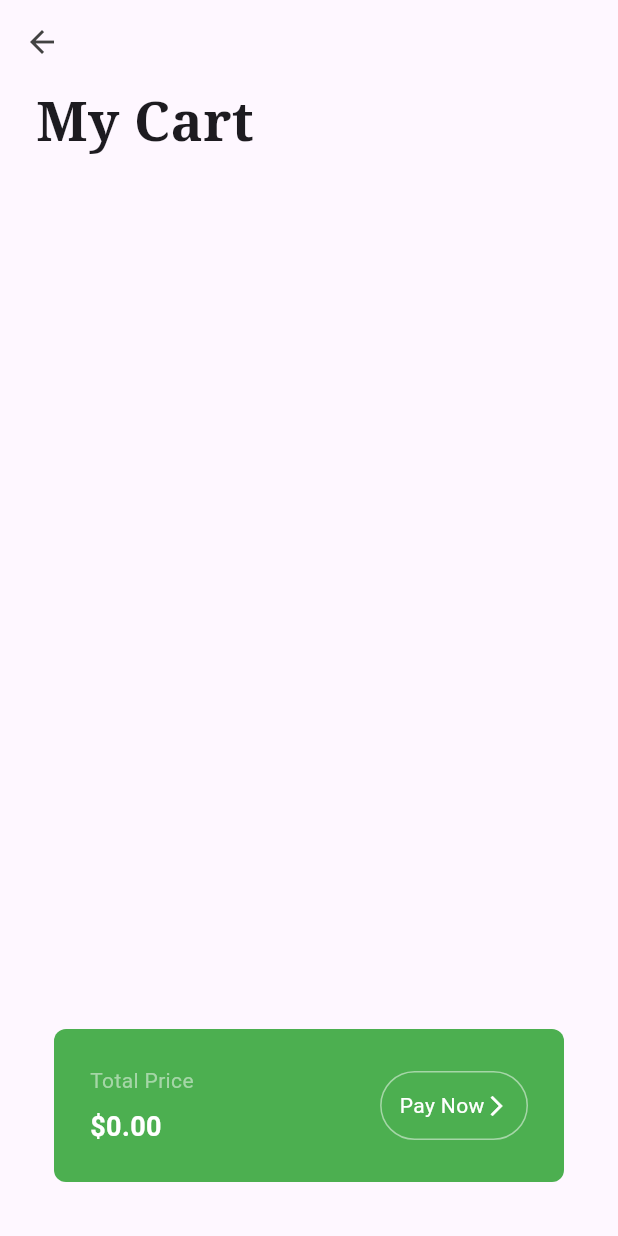
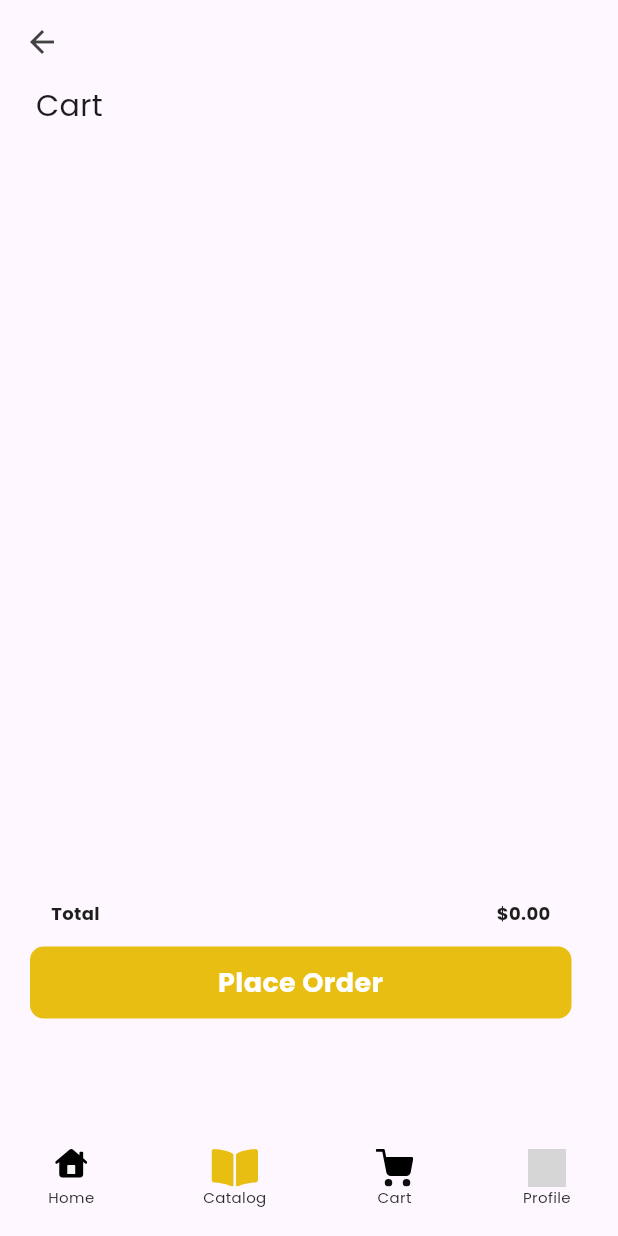
Before and after one commit to Emyeeeel/Pet-Shop-App, a Flutter app: the CartPage screen opened directly, on a phone screen of 412 x 824 dp. Run offline on Flutter 3.47's test engine with Material 3 defaults, Android fonts, the phone set to English and light mode, and no system bars; our stand-ins replace device_preview, flutter_svg, google_fonts; grey boxes are pictures that could not be loaded.

Commit message:
change the fonts to poppins

```diff
--- a/lib/screens/cart_page.dart
+++ b/lib/screens/cart_page.dart
@@ -1,11 +1,12 @@
 import 'package:flutter/material.dart';
 import 'package:google_fonts/google_fonts.dart';
+import 'package:pet_shop_app/widgets/navigation_bar.dart';
 import 'package:provider/provider.dart';
 
 import '../provider/cart_provider.dart';
 
 class CartPage extends StatelessWidget {
-  const CartPage({super.key});
+  const CartPage({Key? key}) : super(key: key);
 
   @override
   Widget build(BuildContext context) {
@@ -22,19 +23,17 @@ class CartPage extends StatelessWidget {
           return Column(
             crossAxisAlignment: CrossAxisAlignment.start,
             children: [
-              // Let's order fresh items for you
               Padding(
                 padding: EdgeInsets.symmetric(horizontal: 24.0),
                 child: Text(
-                  "My Cart",
-                  style: GoogleFonts.notoSerif(
-                    fontSize: 36,
-                    fontWeight: FontWeight.bold,
+                  'Cart',
+                  style: GoogleFonts.poppins(
+                    fontSize: 20,
+                    fontWeight: FontWeight.w400,
                   ),
+                  textAlign: TextAlign.center,
                 ),
               ),
-
-              // list view of cart
               Expanded(
                 child: Padding(
                   padding: const EdgeInsets.all(12.0),
@@ -55,11 +54,17 @@ class CartPage extends StatelessWidget {
                             ),
                             title: Text(
                               value.cartItems[index][0],
-                              style: const TextStyle(fontSize: 18),
+                              style: GoogleFonts.poppins(
+                                fontSize: 18,
+                                fontWeight: FontWeight.w400,
+                              ),
                             ),
                             subtitle: Text(
-                              '\$' + value.cartItems[index][2].toString(),
-                              style: const TextStyle(fontSize: 12),
+                              '\$${double.parse(value.cartItems[index][2].toString()).toStringAsFixed(2)}',
+                              style: GoogleFonts.poppins(
+                                fontSize: 12,
+                                fontWeight: FontWeight.w400,
+                              ),
                             ),
                             trailing: IconButton(
                               icon: const Icon(Icons.cancel),
@@ -74,66 +79,66 @@ class CartPage extends StatelessWidget {
                   ),
                 ),
               ),
-
-              // total amount + pay now
-
               Padding(
-                padding: const EdgeInsets.all(36.0),
-                child: Container(
-                  decoration: BoxDecoration(
-                    borderRadius: BorderRadius.circular(8),
-                    color: Colors.green,
-                  ),
-                  padding: const EdgeInsets.all(24),
-                  child: Row(
-                    mainAxisAlignment: MainAxisAlignment.spaceBetween,
+                padding: const EdgeInsets.fromLTRB(20, 0, 20, 0),
+                child: SizedBox(
+                  width: 361,
+                  height: 159,
+                  child: Column(
                     children: [
-                      Column(
-                        crossAxisAlignment: CrossAxisAlignment.start,
-                        children: [
-                          Text(
-                            'Total Price',
-                            style: TextStyle(color: Colors.green[200]),
-                          ),
-
-                          const SizedBox(height: 8),
-                          // total price
-                          Text(
-                            '\$${value.getTotalPrice()}',
-                            style: const TextStyle(
-                              fontSize: 18,
-                              fontWeight: FontWeight.bold,
-                              color: Colors.white,
+                      SizedBox(
+                        width: 333,
+                        height: 44,
+                        child: Row(
+                          children: [
+                            Text(
+                              'Total',
+                              style: GoogleFonts.poppins(
+                                fontSize: 12,
+                                fontWeight: FontWeight.w700,
+                                color: const Color(0xFF1D1D1B),
+                              ),
                             ),
-                          ),
-                        ],
-                      ),
-
-                      // pay now
-                      Container(
-                        decoration: BoxDecoration(
-                          border: Border.all(color: Colors.green.shade200),
-                          borderRadius: BorderRadius.circular(28),
-                        ),
-                        padding: const EdgeInsets.all(12),
-                        child: Row(
-                          children: const [
+                            const Spacer(),
                             Text(
-                              'Pay Now',
-                              style: TextStyle(color: Colors.white),
-                            ),
-                            Icon(
-                              Icons.arrow_forward_ios,
-                              size: 16,
-                              color: Colors.white,
+                              '\$${value.getTotalPrice()}',
+                              style: GoogleFonts.poppins(
+                                fontSize: 12,
+                                fontWeight: FontWeight.w700,
+                                color: const Color(0xFF1D1D1B),
+                              ),
                             ),
                           ],
                         ),
                       ),
+                      Positioned(
+                        left: 0,
+                        right: 0,
+                        bottom: 0,
+                        child: Container(
+                          width: 361,
+                          height: 48,
+                          decoration: BoxDecoration(
+                              borderRadius: BorderRadius.circular(9),
+                              color: const Color(0xFFE8BE13)),
+                          child: Center(
+                            child: Text(
+                              'Place Order',
+                              style: GoogleFonts.poppins(
+                                fontSize: 18,
+                                fontWeight: FontWeight.w700,
+                                color: const Color(0xFFFFFFFF),
+                              ),
+                              textAlign: TextAlign.center,
+                            ),
+                          ),
+                        ),
+                      )
                     ],
                   ),
                 ),
-              )
+              ),
+              const NavigationBarWidget(),
             ],
           );
         },
--- a/lib/screens/catalog_page.dart
+++ b/lib/screens/catalog_page.dart
@@ -1,7 +1,6 @@
 import 'package:flutter/material.dart';
 import 'package:google_fonts/google_fonts.dart';
 import 'package:pet_shop_app/models/catalog_models.dart';
-import 'package:pet_shop_app/screens/cart_page.dart';
 import 'package:provider/provider.dart';
 
 import '../provider/cart_provider.dart';
--- a/lib/widgets/navigation_bar.dart
+++ b/lib/widgets/navigation_bar.dart
@@ -1,10 +1,11 @@
 import 'package:flutter/material.dart';
 import 'package:flutter_svg/svg.dart';
+import 'package:google_fonts/google_fonts.dart';
 
 import '../screens/cart_page.dart';
 
 class NavigationBarWidget extends StatelessWidget {
-  const NavigationBarWidget({super.key});
+  const NavigationBarWidget({Key? key}) : super(key: key);
 
   @override
   Widget build(BuildContext context) {
@@ -12,13 +13,15 @@ class NavigationBarWidget extends StatelessWidget {
       right: 0,
       left: 0,
       top: 0,
-      child: Container(
+      child: SizedBox(
         height: 78,
         width: MediaQuery.of(context).size.width,
+        child: Padding(
+          padding: const EdgeInsets.fromLTRB(30, 20, 30, 10),
           child: Row(
             children: [
               SizedBox(
-              width: 31,
+                width: 35,
                 height: 55,
                 child: Column(
                   children: [
@@ -29,80 +32,81 @@ class NavigationBarWidget extends StatelessWidget {
                     ),
                     Text(
                       'Home',
-                    style: const TextStyle(
+                      style: GoogleFonts.poppins(
                         color: Color(0xFF2E2D2D),
-                      fontSize: 14,
-                      fontFamily: 'NATS',
+                        fontSize: 10,
                         fontWeight: FontWeight.w400,
                       ),
                     ),
                   ],
                 ),
               ),
+              const Spacer(),
               SizedBox(
-              width: 31,
+                width: 45,
                 height: 55,
                 child: Column(
                   children: [
                     SvgPicture.asset(
                       'lib/assets/catalog_svg.svg',
                       height: 25,
-                    width: 28,
+                      width: 31,
                     ),
                     Text(
                       'Catalog',
-                    style: const TextStyle(
+                      style: GoogleFonts.poppins(
                         color: Color(0xFF2E2D2D),
-                      fontSize: 14,
-                      fontFamily: 'NATS',
+                        fontSize: 10,
                         fontWeight: FontWeight.w400,
                       ),
                     ),
                   ],
                 ),
               ),
-            GestureDetector(
-              onTap: () => Navigator.push(context,
-                  MaterialPageRoute(builder: (context) => const CartPage())),
-              child: SizedBox(
-                width: 31,
+              Spacer(),
+              SizedBox(
+                width: 30,
                 height: 55,
                 child: Column(
                   children: [
-                    SvgPicture.asset(
+                    GestureDetector(
+                      onTap: () => Navigator.push(
+                          context,
+                          MaterialPageRoute(
+                              builder: (context) => const CartPage())),
+                      child: SvgPicture.asset(
                         'lib/assets/toCart_svg.svg',
                         height: 25,
-                      width: 28,
+                        width: 25,
+                      ),
                     ),
                     Text(
                       'Cart',
-                      style: const TextStyle(
+                      style: GoogleFonts.poppins(
                         color: Color(0xFF2E2D2D),
-                        fontSize: 14,
-                        fontFamily: 'NATS',
+                        fontSize: 10,
                         fontWeight: FontWeight.w400,
                       ),
                     ),
                   ],
                 ),
               ),
-            ),
+              Spacer(),
               SizedBox(
-              width: 31,
+                width: 35,
                 height: 55,
                 child: Column(
                   children: [
                     SvgPicture.asset(
                       'lib/assets/profile_svg.svg',
                       height: 25,
-                    width: 28,
+                      width: 25,
                     ),
                     Text(
                       'Profile',
-                    style: const TextStyle(
+                      style: GoogleFonts.poppins(
                         color: Color(0xFF2E2D2D),
-                      fontSize: 14,
-                      fontFamily: 'NATS',
+                        fontSize: 10,
                         fontWeight: FontWeight.w400,
                       ),
                     ),
@@ -112,6 +116,7 @@ class NavigationBarWidget extends StatelessWidget {
             ],
           ),
         ),
+      ),
     );
   }
 }
```
Also changed, not shown: lib/models/catalog_models.dart (+7 -7 lines). Lines whose indentation alone changed are shown as unchanged.
